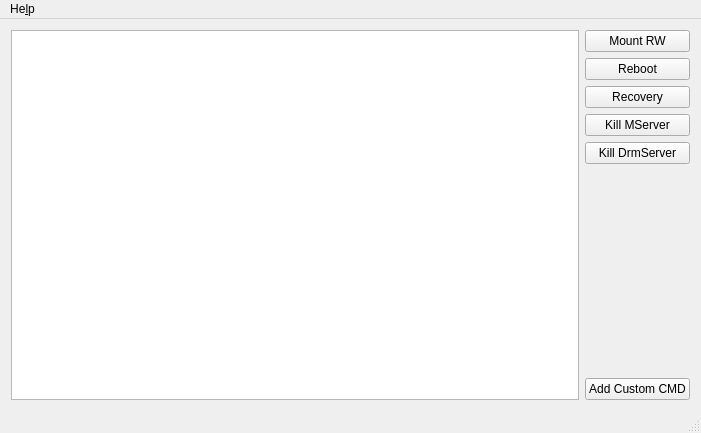
The window that mainwindow.ui (gt945/FastTools) describes before a commit, drawn with Qt 5.
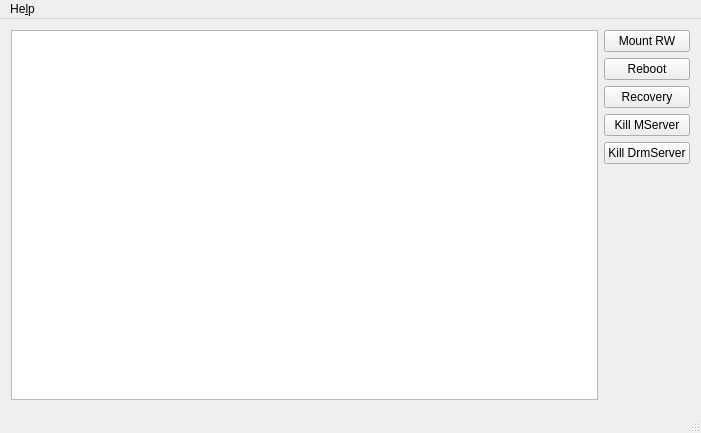
The same window after the commit. Icons and pictures are not drawn.

Commit message: Add update support, adjust UI

```diff
--- a/mainwindow.ui
+++ b/mainwindow.ui
@@ -90,13 +90,6 @@
             </property>
            </spacer>
           </item>
-          <item>
-           <widget class="QPushButton" name="add">
-            <property name="text">
-             <string>Add Custom CMD</string>
-            </property>
-           </widget>
-          </item>
          </layout>
         </item>
        </layout>
```
The commit also changes 6 other files.
